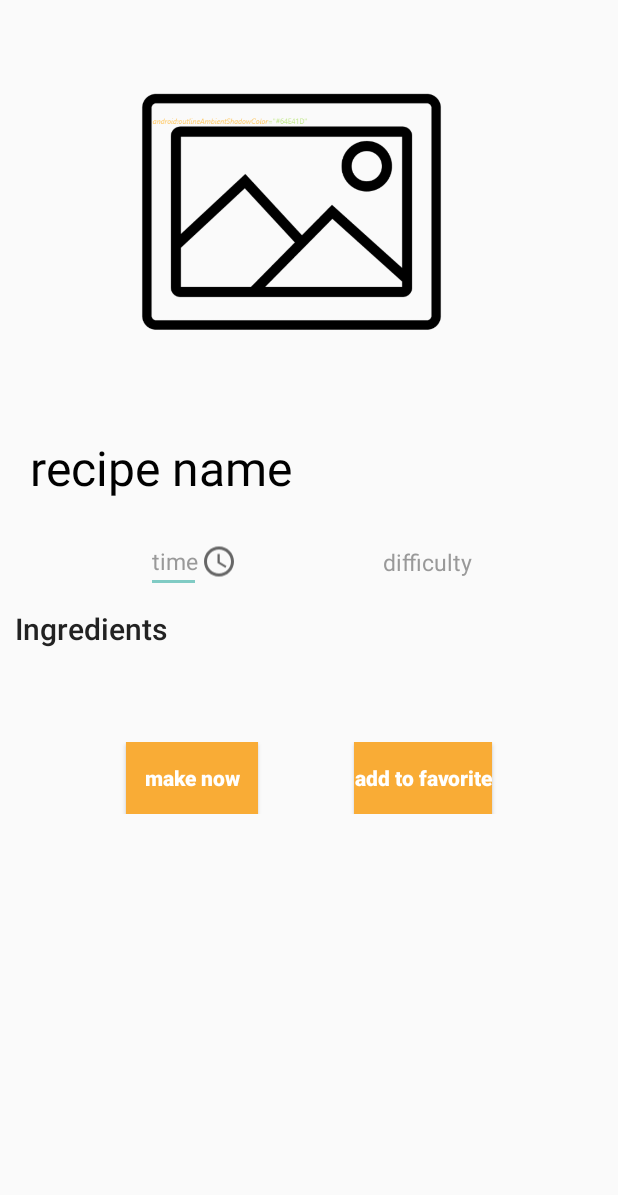
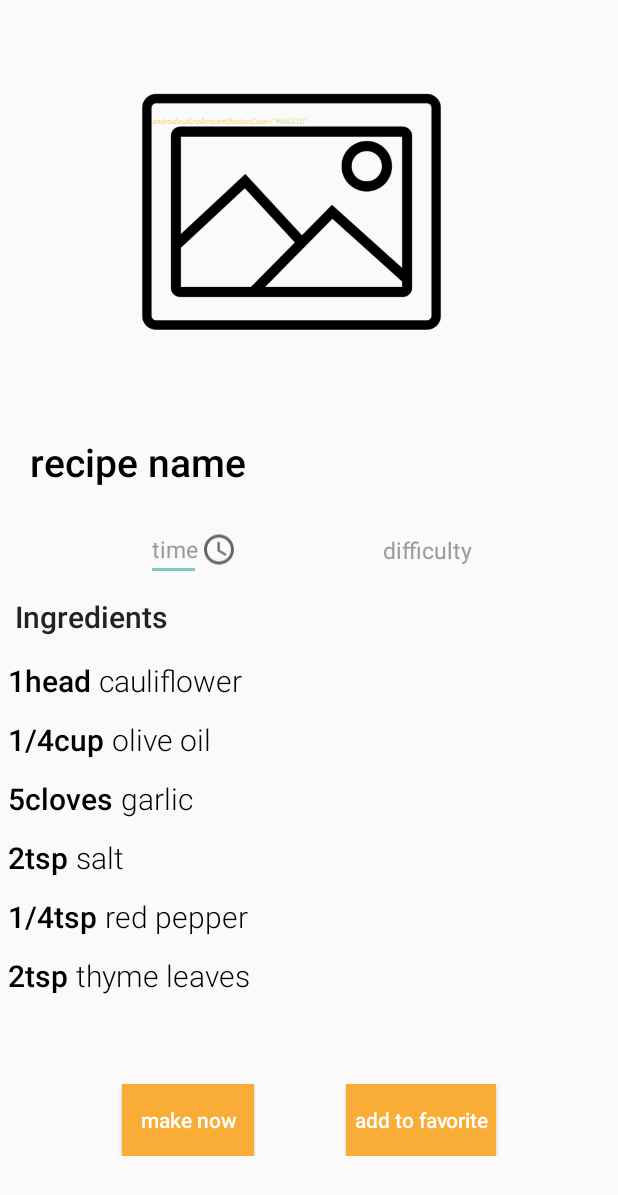
Before and after one commit to shanirfrid/CookingApp, an Android app: the DetailsOnRecipeActivity screen opened directly, with no data from a screen before it, on a phone screen of 412 x 824 dp. Shown: the top 1195 px of the screen. Run offline under Robolectric (Android 15) with nearby library versions, the phone set to English and light mode, and no system bars; our stand-ins replace Firebase (no records; nobody signed in at launch, a user with empty details on screens opened directly).

Commit message:
feat[UI]: Update UI across the app

```diff
--- a/app/src/main/java/com/example/shanir/cookingappofshanir/DetailsOnRecipeActivity.java
+++ b/app/src/main/java/com/example/shanir/cookingappofshanir/DetailsOnRecipeActivity.java
@@ -303,6 +303,14 @@ public class DetailsOnRecipeActivity extends AppCompatActivity implements View.O
                                       ArrayList<Ingredients> ingredientList) {
             mIngredientList = ingredientList;
             mContext = context;
+
+            mIngredientList.add(new Ingredients("cauliflower", "1head"));
+            mIngredientList.add(new Ingredients("olive oil", "1/4cup"));
+            mIngredientList.add(new Ingredients("garlic", "5cloves"));
+            mIngredientList.add(new Ingredients("salt", "2tsp"));
+            mIngredientList.add(new Ingredients("red pepper", "1/4tsp"));
+            mIngredientList.add(new Ingredients("thyme leaves", "2tsp"));
+            notifyDataSetChanged();
         }
 
         public void add(Ingredients ingredient) {
--- a/app/src/main/res/layout/activity_add_details_on_recipe_admin.xml
+++ b/app/src/main/res/layout/activity_add_details_on_recipe_admin.xml
@@ -31,7 +31,8 @@
             android:padding="20dp"
             android:textColor="#000"
             android:textColorHint="@color/colorHintText"
-            android:textSize="32sp"
+            android:textSize="26sp"
+            android:fontFamily="sans-serif-medium"
             app:layout_constraintStart_toStartOf="parent"
             app:layout_constraintTop_toBottomOf="@id/ivadmindetails" />
 
--- a/app/src/main/res/layout/activity_consumers.xml
+++ b/app/src/main/res/layout/activity_consumers.xml
@@ -55,10 +55,11 @@
                 android:layout_width="0dp"
                 android:layout_height="48dp"
                 android:background="@drawable/edit_text_design"
-                android:hint=" Enter here your products"
+                android:hint=" Add an ingredient"
                 android:inputType="text"
                 android:paddingStart="10dp"
                 android:textColor="#000000"
+                android:fontFamily="sans-serif-light"
                 android:textColorHint="#9C9C9C"
                 app:layout_constraintBottom_toBottomOf="parent"
                 app:layout_constraintEnd_toStartOf="@id/ivconsumersadd"
@@ -99,6 +100,7 @@
             android:layout_margin="20dp"
             android:background="@drawable/button_design"
             android:text="Find"
+            android:fontFamily="sans-serif-medium"
             android:textAllCaps="false"
             android:textColor="#FFFFFF"
             android:textSize="15sp"
--- a/app/src/main/res/layout/activity_details_on_recipe.xml
+++ b/app/src/main/res/layout/activity_details_on_recipe.xml
@@ -28,7 +28,9 @@
             android:text="recipe name"
             android:padding="20dp"
             android:textColor="#000"
-            android:textSize="32sp"
+            android:textSize="26sp"
+            android:textStyle="bold"
+            android:fontFamily="sans-serif-light"
             app:layout_constraintStart_toStartOf="parent"
             app:layout_constraintTop_toBottomOf="@id/ivdetailsrecipe" />
 
@@ -128,8 +130,9 @@
                 android:layout_height="wrap_content"
                 android:background="@color/colorPrimary"
                 android:text="make now"
+                android:padding="5dp"
+                android:fontFamily="sans-serif-medium"
                 android:textAllCaps="false"
-                android:textStyle="bold"
                 app:layout_constraintBottom_toBottomOf="parent"
                 app:layout_constraintEnd_toStartOf="@id/btsaverecipedeails"
                 app:layout_constraintStart_toStartOf="parent" />
@@ -140,8 +143,9 @@
                 android:layout_height="wrap_content"
                 android:background="@color/colorPrimary"
                 android:text="add to favorite"
+                android:padding="5dp"
+                android:fontFamily="sans-serif-medium"
                 android:textAllCaps="false"
-                android:textStyle="bold"
                 app:layout_constraintBottom_toBottomOf="parent"
                 app:layout_constraintEnd_toEndOf="parent"
                 app:layout_constraintStart_toEndOf="@id/btmadenow" />
--- a/app/src/main/res/layout/activity_list_of_recipe.xml
+++ b/app/src/main/res/layout/activity_list_of_recipe.xml
@@ -59,8 +59,8 @@
             android:id="@+id/listviewOfRecipes"
             android:layout_width="match_parent"
             android:layout_height="wrap_content"
-            android:divider="#aaa"
-            android:dividerHeight="1dp"
+            android:divider="#ccc"
+            android:dividerHeight="1px"
             app:layout_constraintTop_toBottomOf="@id/tvnumrecipe"
             tools:listitem="@layout/recipe_item_list">
 
--- a/app/src/main/res/layout/activity_list_of_save_recipes.xml
+++ b/app/src/main/res/layout/activity_list_of_save_recipes.xml
@@ -47,8 +47,8 @@
             android:id="@+id/lvsaverecipes"
             android:layout_width="match_parent"
             android:layout_height="0dp"
-            android:divider="#aaa"
-            android:dividerHeight="1dp"
+            android:divider="#ccc"
+            android:dividerHeight="1px"
             app:layout_constraintTop_toBottomOf="@id/found_favorite_recipe_header"
             app:layout_constraintBottom_toBottomOf="parent"
             tools:listitem="@layout/recipe_item_list">
```
Also changed, not shown: app/src/main/java/com/example/shanir/cookingappofshanir/utils/RecipeListAdapter.java (+9 -7 lines), app/src/main/res/layout/activity_admin_list_of_recipes.xml (+5 -4 lines), app/src/main/res/layout/recipe_item_list.xml (+5 -3 lines).
